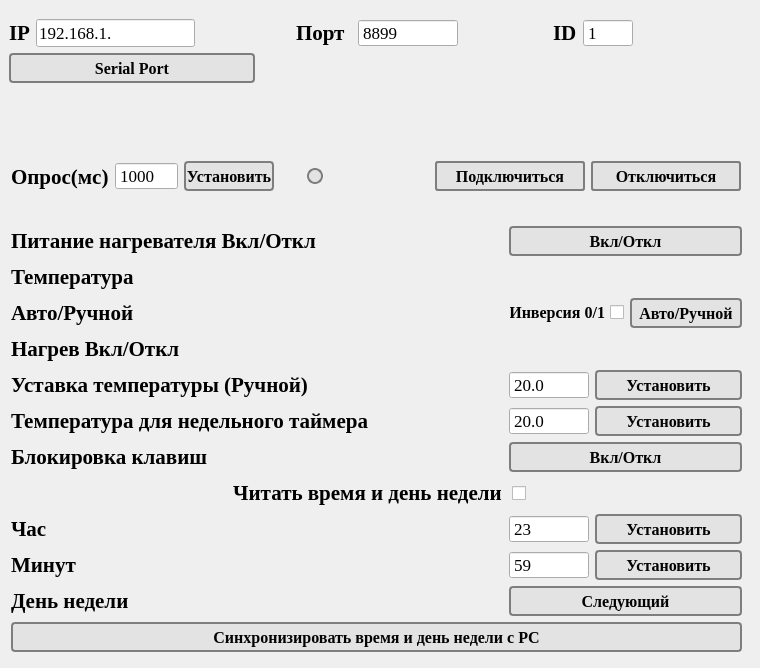
Dmitry123654789/Termostat-BHT-006, file qt/main_wind.ui: the form before one commit.
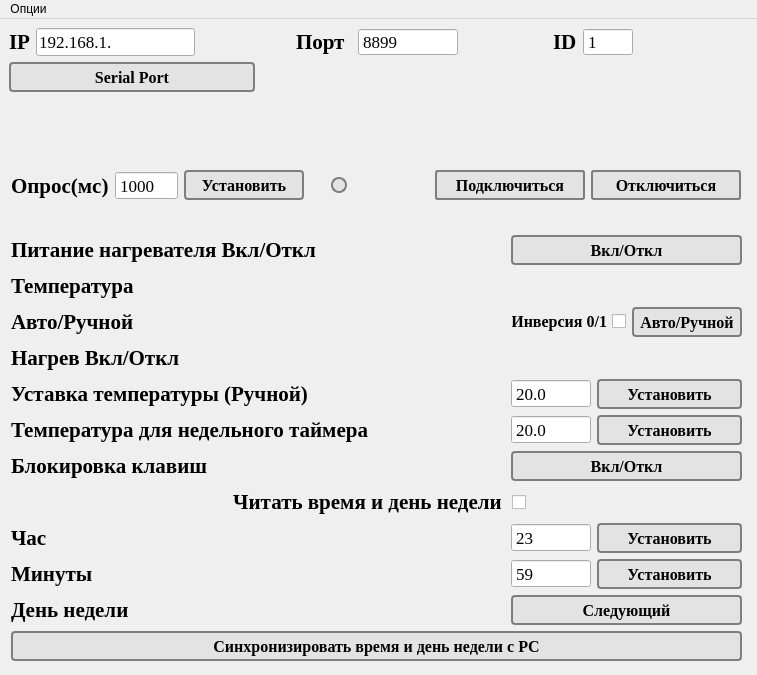
The form after the commit. Icons and pictures are not drawn.

```diff
--- a/qt/main_wind.ui
+++ b/qt/main_wind.ui
@@ -6,300 +6,35 @@
    <rect>
     <x>0</x>
     <y>0</y>
-    <width>760</width>
-    <height>668</height>
+    <width>757</width>
+    <height>675</height>
    </rect>
   </property>
   <property name="minimumSize">
    <size>
-    <width>760</width>
-    <height>668</height>
+    <width>757</width>
+    <height>675</height>
    </size>
   </property>
   <property name="maximumSize">
    <size>
-    <width>760</width>
-    <height>668</height>
+    <width>757</width>
+    <height>675</height>
    </size>
   </property>
-  <property name="sizeIncrement">
-   <size>
-    <width>800</width>
-    <height>535</height>
-   </size>
-  </property>
-  <property name="font">
-   <font>
-    <family>Times New Roman</family>
-    <pointsize>13</pointsize>
-   </font>
-  </property>
   <property name="windowTitle">
    <string>Termostat BHT</string>
   </property>
   <property name="windowIcon">
    <iconset>
-    <normaloff>../icon.ico</normaloff>../icon.ico</iconset>
-  </property>
-  <property name="styleSheet">
-   <string notr="true"/>
+    <normaloff>../img/icon.ico</normaloff>../img/icon.ico</iconset>
   </property>
   <widget class="QWidget" name="centralwidget">
-   <property name="styleSheet">
-    <string notr="true">.centralwidget{
-background-color: #e3e4e8;
-}</string>
-   </property>
    <widget class="QWidget" name="layoutWidget">
     <property name="geometry">
      <rect>
       <x>11</x>
-      <y>159</y>
-      <width>730</width>
-      <height>35</height>
-     </rect>
-    </property>
-    <layout class="QHBoxLayout" name="horizontalLayout_2">
-     <item>
-      <widget class="QLabel" name="label_3">
-       <property name="font">
-        <font>
-         <family>Times New Roman</family>
-         <pointsize>16</pointsize>
-         <bold>true</bold>
-        </font>
-       </property>
-       <property name="text">
-        <string>Опрос(мc)</string>
-       </property>
-      </widget>
-     </item>
-     <item>
-      <widget class="QSpinBox" name="lineEdit_update_ms">
-       <property name="font">
-        <font>
-         <family>Times New Roman</family>
-         <pointsize>13</pointsize>
-        </font>
-       </property>
-       <property name="alignment">
-        <set>Qt::AlignmentFlag::AlignLeading|Qt::AlignmentFlag::AlignLeft|Qt::AlignmentFlag::AlignVCenter</set>
-       </property>
-       <property name="buttonSymbols">
-        <enum>QAbstractSpinBox::ButtonSymbols::NoButtons</enum>
-       </property>
-       <property name="minimum">
-        <number>200</number>
-       </property>
-       <property name="maximum">
-        <number>100000</number>
-       </property>
-       <property name="value">
-        <number>1000</number>
-       </property>
-      </widget>
-     </item>
-     <item>
-      <widget class="QPushButton" name="pushButton_set_timer">
-       <property name="minimumSize">
-        <size>
-         <width>0</width>
-         <height>30</height>
-        </size>
-       </property>
-       <property name="font">
-        <font>
-         <family>Times New Roman</family>
-         <pointsize>12</pointsize>
-         <bold>true</bold>
-        </font>
-       </property>
-       <property name="styleSheet">
-        <string notr="true">QPushButton{
-	background-color: rgb(227, 227, 227);
-	color: rgb(3, 3, 3);
-	border: 2px solid rgb(126, 126, 126);
-	border-radius: 4px
-}
-
-QPushButton:hover{
-	background-color: rgb(252, 255, 216);
-}</string>
-       </property>
-       <property name="text">
-        <string>Установить</string>
-       </property>
-      </widget>
-     </item>
-     <item>
-      <spacer name="horizontalSpacer_12">
-       <property name="orientation">
-        <enum>Qt::Orientation::Horizontal</enum>
-       </property>
-       <property name="sizeHint" stdset="0">
-        <size>
-         <width>40</width>
-         <height>20</height>
-        </size>
-       </property>
-      </spacer>
-     </item>
-     <item>
-      <widget class="QPushButton" name="pushButton_upload">
-       <property name="enabled">
-        <bool>false</bool>
-       </property>
-       <property name="minimumSize">
-        <size>
-         <width>16</width>
-         <height>16</height>
-        </size>
-       </property>
-       <property name="maximumSize">
-        <size>
-         <width>16</width>
-         <height>16</height>
-        </size>
-       </property>
-       <property name="styleSheet">
-        <string notr="true">QPushButton{
-background-color: rgb(227, 227, 227);
-	color: rgb(3, 3, 3);
-	border: 2px solid rgb(126, 126, 126);
-	border-radius: 8px
-}
-</string>
-       </property>
-       <property name="text">
-        <string/>
-       </property>
-      </widget>
-     </item>
-     <item>
-      <spacer name="horizontalSpacer_16">
-       <property name="orientation">
-        <enum>Qt::Orientation::Horizontal</enum>
-       </property>
-       <property name="sizeHint" stdset="0">
-        <size>
-         <width>40</width>
-         <height>20</height>
-        </size>
-       </property>
-      </spacer>
-     </item>
-     <item>
-      <spacer name="horizontalSpacer_15">
-       <property name="orientation">
-        <enum>Qt::Orientation::Horizontal</enum>
-       </property>
-       <property name="sizeHint" stdset="0">
-        <size>
-         <width>40</width>
-         <height>20</height>
-        </size>
-       </property>
-      </spacer>
-     </item>
-     <item>
-      <spacer name="horizontalSpacer_14">
-       <property name="orientation">
-        <enum>Qt::Orientation::Horizontal</enum>
-       </property>
-       <property name="sizeHint" stdset="0">
-        <size>
-         <width>40</width>
-         <height>20</height>
-        </size>
-       </property>
-      </spacer>
-     </item>
-     <item>
-      <spacer name="horizontalSpacer_13">
-       <property name="orientation">
-        <enum>Qt::Orientation::Horizontal</enum>
-       </property>
-       <property name="sizeHint" stdset="0">
-        <size>
-         <width>40</width>
-         <height>20</height>
-        </size>
-       </property>
-      </spacer>
-     </item>
-     <item>
-      <widget class="QPushButton" name="pushButton_set_device">
-       <property name="minimumSize">
-        <size>
-         <width>150</width>
-         <height>30</height>
-        </size>
-       </property>
-       <property name="font">
-        <font>
-         <family>Times New Roman</family>
-         <pointsize>12</pointsize>
-         <bold>true</bold>
-        </font>
-       </property>
-       <property name="styleSheet">
-        <string notr="true">QPushButton{
-	background-color: rgb(227, 227, 227);
-	color: rgb(3, 3, 3);
-	border: 2px solid rgb(126, 126, 126);
-	border-radius: 3px
-}
-
-QPushButton:hover{
-	background-color: rgb(30, 170, 14);
-	color: rgb(255, 255, 255);
-}</string>
-       </property>
-       <property name="text">
-        <string>Подключиться</string>
-       </property>
-      </widget>
-     </item>
-     <item>
-      <widget class="QPushButton" name="pushButton_unset_device">
-       <property name="minimumSize">
-        <size>
-         <width>150</width>
-         <height>30</height>
-        </size>
-       </property>
-       <property name="font">
-        <font>
-         <family>Times New Roman</family>
-         <pointsize>12</pointsize>
-         <bold>true</bold>
-        </font>
-       </property>
-       <property name="styleSheet">
-        <string notr="true">QPushButton{
-	background-color: rgb(227, 227, 227);
-	color: rgb(3, 3, 3);
-	border: 2px solid rgb(126, 126, 126);
-	border-radius: 3px
-}
-
-QPushButton:hover{
-	background-color: rgb(30, 170, 14);
-	color: rgb(255, 255, 255);
-}</string>
-       </property>
-       <property name="text">
-        <string>Отключиться</string>
-       </property>
-      </widget>
-     </item>
-    </layout>
-   </widget>
-   <widget class="QWidget" name="layoutWidget">
-    <property name="geometry">
-     <rect>
-      <x>11</x>
-      <y>226</y>
+      <y>216</y>
       <width>731</width>
       <height>426</height>
      </rect>
@@ -616,7 +351,7 @@
         </font>
        </property>
        <property name="text">
-        <string>Минут</string>
+        <string>Минуты</string>
        </property>
       </widget>
      </item>
@@ -783,6 +518,12 @@
      </item>
      <item row="5" column="0">
       <widget class="QLabel" name="label_11">
+       <property name="minimumSize">
+        <size>
+         <width>360</width>
+         <height>0</height>
+        </size>
+       </property>
        <property name="font">
         <font>
          <family>Times New Roman</family>
@@ -1119,11 +860,256 @@
      </item>
     </layout>
    </widget>
+   <widget class="QWidget" name="layoutWidget_2">
+    <property name="geometry">
+     <rect>
+      <x>11</x>
+      <y>149</y>
+      <width>730</width>
+      <height>35</height>
+     </rect>
+    </property>
+    <layout class="QHBoxLayout" name="horizontalLayout_2">
+     <item>
+      <widget class="QLabel" name="label_3">
+       <property name="font">
+        <font>
+         <family>Times New Roman</family>
+         <pointsize>16</pointsize>
+         <bold>true</bold>
+        </font>
+       </property>
+       <property name="text">
+        <string>Опрос(мc)</string>
+       </property>
+      </widget>
+     </item>
+     <item>
+      <widget class="QSpinBox" name="lineEdit_update_ms">
+       <property name="font">
+        <font>
+         <family>Times New Roman</family>
+         <pointsize>13</pointsize>
+        </font>
+       </property>
+       <property name="alignment">
+        <set>Qt::AlignmentFlag::AlignLeading|Qt::AlignmentFlag::AlignLeft|Qt::AlignmentFlag::AlignVCenter</set>
+       </property>
+       <property name="buttonSymbols">
+        <enum>QAbstractSpinBox::ButtonSymbols::NoButtons</enum>
+       </property>
+       <property name="minimum">
+        <number>200</number>
+       </property>
+       <property name="maximum">
+        <number>100000</number>
+       </property>
+       <property name="value">
+        <number>1000</number>
+       </property>
+      </widget>
+     </item>
+     <item>
+      <widget class="QPushButton" name="pushButton_set_timer">
+       <property name="minimumSize">
+        <size>
+         <width>120</width>
+         <height>30</height>
+        </size>
+       </property>
+       <property name="font">
+        <font>
+         <family>Times New Roman</family>
+         <pointsize>12</pointsize>
+         <bold>true</bold>
+        </font>
+       </property>
+       <property name="styleSheet">
+        <string notr="true">QPushButton{
+	background-color: rgb(227, 227, 227);
+	color: rgb(3, 3, 3);
+	border: 2px solid rgb(126, 126, 126);
+	border-radius: 4px
+}
+
+QPushButton:hover{
+	background-color: rgb(252, 255, 216);
+}</string>
+       </property>
+       <property name="text">
+        <string>Установить</string>
+       </property>
+      </widget>
+     </item>
+     <item>
+      <spacer name="horizontalSpacer_12">
+       <property name="orientation">
+        <enum>Qt::Orientation::Horizontal</enum>
+       </property>
+       <property name="sizeHint" stdset="0">
+        <size>
+         <width>40</width>
+         <height>20</height>
+        </size>
+       </property>
+      </spacer>
+     </item>
+     <item>
+      <widget class="QPushButton" name="pushButton_upload">
+       <property name="enabled">
+        <bool>false</bool>
+       </property>
+       <property name="minimumSize">
+        <size>
+         <width>16</width>
+         <height>16</height>
+        </size>
+       </property>
+       <property name="maximumSize">
+        <size>
+         <width>16</width>
+         <height>16</height>
+        </size>
+       </property>
+       <property name="styleSheet">
+        <string notr="true">QPushButton{
+background-color: rgb(227, 227, 227);
+	color: rgb(3, 3, 3);
+	border: 2px solid rgb(126, 126, 126);
+	border-radius: 8px
+}
+</string>
+       </property>
+       <property name="text">
+        <string/>
+       </property>
+      </widget>
+     </item>
+     <item>
+      <spacer name="horizontalSpacer_16">
+       <property name="orientation">
+        <enum>Qt::Orientation::Horizontal</enum>
+       </property>
+       <property name="sizeHint" stdset="0">
+        <size>
+         <width>40</width>
+         <height>20</height>
+        </size>
+       </property>
+      </spacer>
+     </item>
+     <item>
+      <spacer name="horizontalSpacer_15">
+       <property name="orientation">
+        <enum>Qt::Orientation::Horizontal</enum>
+       </property>
+       <property name="sizeHint" stdset="0">
+        <size>
+         <width>40</width>
+         <height>20</height>
+        </size>
+       </property>
+      </spacer>
+     </item>
+     <item>
+      <spacer name="horizontalSpacer_14">
+       <property name="orientation">
+        <enum>Qt::Orientation::Horizontal</enum>
+       </property>
+       <property name="sizeHint" stdset="0">
+        <size>
+         <width>40</width>
+         <height>20</height>
+        </size>
+       </property>
+      </spacer>
+     </item>
+     <item>
+      <spacer name="horizontalSpacer_13">
+       <property name="orientation">
+        <enum>Qt::Orientation::Horizontal</enum>
+       </property>
+       <property name="sizeHint" stdset="0">
+        <size>
+         <width>40</width>
+         <height>20</height>
+        </size>
+       </property>
+      </spacer>
+     </item>
+     <item>
+      <widget class="QPushButton" name="pushButton_set_device">
+       <property name="minimumSize">
+        <size>
+         <width>150</width>
+         <height>30</height>
+        </size>
+       </property>
+       <property name="font">
+        <font>
+         <family>Times New Roman</family>
+         <pointsize>12</pointsize>
+         <bold>true</bold>
+        </font>
+       </property>
+       <property name="styleSheet">
+        <string notr="true">QPushButton{
+	background-color: rgb(227, 227, 227);
+	color: rgb(3, 3, 3);
+	border: 2px solid rgb(126, 126, 126);
+	border-radius: 3px
+}
+
+QPushButton:hover{
+	background-color: rgb(30, 170, 14);
+	color: rgb(255, 255, 255);
+}</string>
+       </property>
+       <property name="text">
+        <string>Подключиться</string>
+       </property>
+      </widget>
+     </item>
+     <item>
+      <widget class="QPushButton" name="pushButton_unset_device">
+       <property name="minimumSize">
+        <size>
+         <width>150</width>
+         <height>30</height>
+        </size>
+       </property>
+       <property name="font">
+        <font>
+         <family>Times New Roman</family>
+         <pointsize>12</pointsize>
+         <bold>true</bold>
+        </font>
+       </property>
+       <property name="styleSheet">
+        <string notr="true">QPushButton{
+	background-color: rgb(227, 227, 227);
+	color: rgb(3, 3, 3);
+	border: 2px solid rgb(126, 126, 126);
+	border-radius: 3px
+}
+
+QPushButton:hover{
+	background-color: rgb(30, 170, 14);
+	color: rgb(255, 255, 255);
+}</string>
+       </property>
+       <property name="text">
+        <string>Отключиться</string>
+       </property>
+      </widget>
+     </item>
+    </layout>
+   </widget>
    <widget class="QStackedWidget" name="stackedWidget_connect_variants">
     <property name="geometry">
      <rect>
       <x>0</x>
-      <y>10</y>
+      <y>0</y>
       <width>731</width>
       <height>80</height>
      </rect>
@@ -1637,7 +1623,7 @@
     <property name="geometry">
      <rect>
       <x>10</x>
-      <y>100</y>
+      <y>90</y>
       <width>721</width>
       <height>24</height>
      </rect>
@@ -1654,6 +1640,40 @@
     </property>
    </widget>
   </widget>
+  <widget class="QMenuBar" name="menubar">
+   <property name="geometry">
+    <rect>
+     <x>0</x>
+     <y>0</y>
+     <width>757</width>
+     <height>22</height>
+    </rect>
+   </property>
+   <widget class="QMenu" name="menu">
+    <property name="title">
+     <string>Опции</string>
+    </property>
+    <widget class="QMenu" name="menu_2">
+     <property name="title">
+      <string>Язык</string>
+     </property>
+     <addaction name="action_russian"/>
+     <addaction name="action_english"/>
+    </widget>
+    <addaction name="menu_2"/>
+   </widget>
+   <addaction name="menu"/>
+  </widget>
+  <action name="action_russian">
+   <property name="text">
+    <string>Русcкий (ru)</string>
+   </property>
+  </action>
+  <action name="action_english">
+   <property name="text">
+    <string>English (en)</string>
+   </property>
+  </action>
  </widget>
  <resources/>
  <connections/>
```
Left out of the diff: 2 changed lines with no effect on the pictures.
